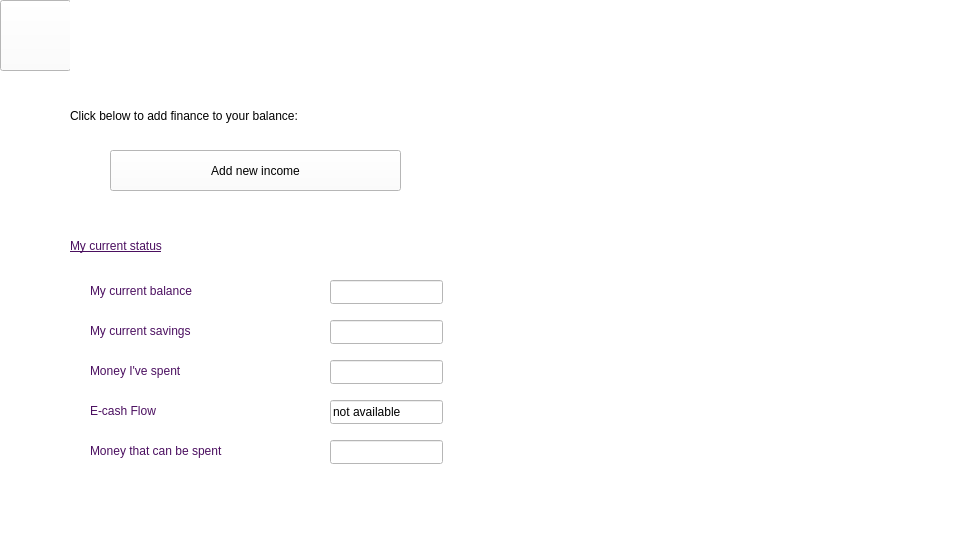
This is checkbalance.ui in Nirjaraa/spendwise as Qt 5 draws it before an edit. The edited form follows.
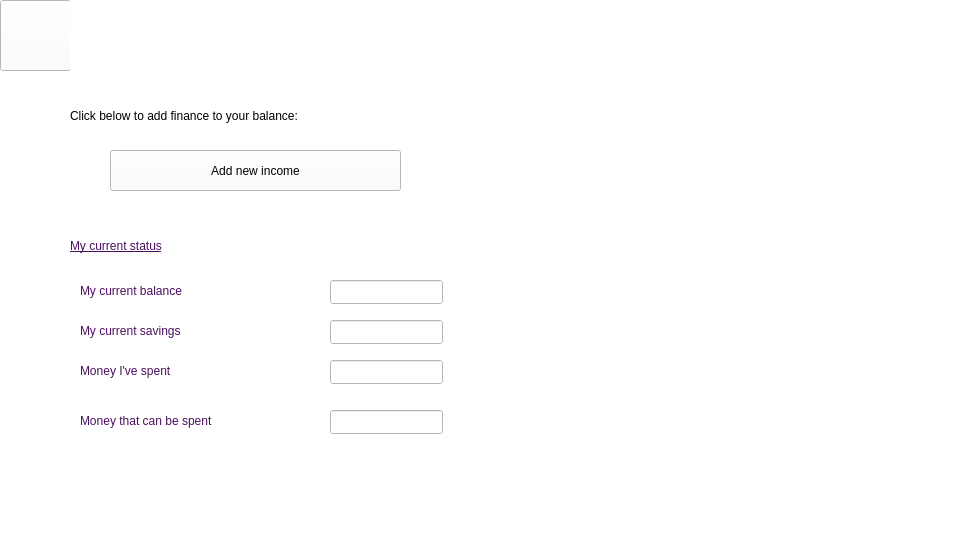
This is the edited form. Icons and pictures are not drawn.

What changed in the file:
```diff
--- a/checkbalance.ui
+++ b/checkbalance.ui
@@ -54,7 +54,7 @@
    <widget class="QLabel" name="label_5">
     <property name="geometry">
      <rect>
-      <x>90</x>
+      <x>80</x>
       <y>270</y>
       <width>171</width>
       <height>41</height>
@@ -111,7 +111,7 @@
     <property name="geometry">
      <rect>
       <x>330</x>
-      <y>440</y>
+      <y>410</y>
       <width>113</width>
       <height>24</height>
      </rect>
@@ -120,24 +120,11 @@
      <string/>
     </property>
    </widget>
-   <widget class="QLineEdit" name="lineEdit_7">
-    <property name="geometry">
-     <rect>
-      <x>330</x>
-      <y>400</y>
-      <width>113</width>
-      <height>24</height>
-     </rect>
-    </property>
-    <property name="text">
-     <string>not available</string>
-    </property>
-   </widget>
    <widget class="QLabel" name="label_10">
     <property name="geometry">
      <rect>
-      <x>90</x>
-      <y>430</y>
+      <x>80</x>
+      <y>400</y>
       <width>211</width>
       <height>41</height>
      </rect>
@@ -150,27 +137,10 @@
      <string>Money that can be spent</string>
     </property>
    </widget>
-   <widget class="QLabel" name="label_11">
-    <property name="geometry">
-     <rect>
-      <x>90</x>
-      <y>390</y>
-      <width>171</width>
-      <height>41</height>
-     </rect>
-    </property>
-    <property name="styleSheet">
-     <string notr="true">font: 14pt &quot;Bahnschrift&quot;;
- color:rgb(75,15,96);</string>
-    </property>
-    <property name="text">
-     <string>E-cash Flow</string>
-    </property>
-   </widget>
    <widget class="QLabel" name="label_12">
     <property name="geometry">
      <rect>
-      <x>90</x>
+      <x>80</x>
       <y>350</y>
       <width>171</width>
       <height>41</height>
@@ -187,7 +157,7 @@
    <widget class="QLabel" name="label_13">
     <property name="geometry">
      <rect>
-      <x>90</x>
+      <x>80</x>
       <y>310</y>
       <width>171</width>
       <height>41</height>
```
